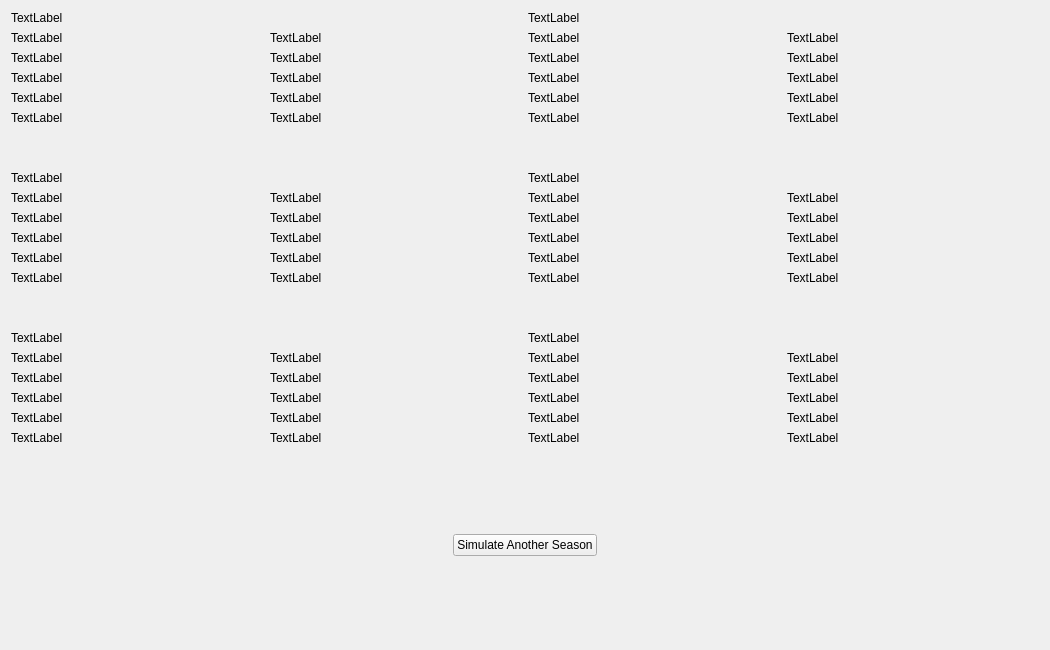
This is display/ui/StandingsWindow.ui in rceglie/MLBManager as Qt 5 draws it before an edit. The edited form follows.
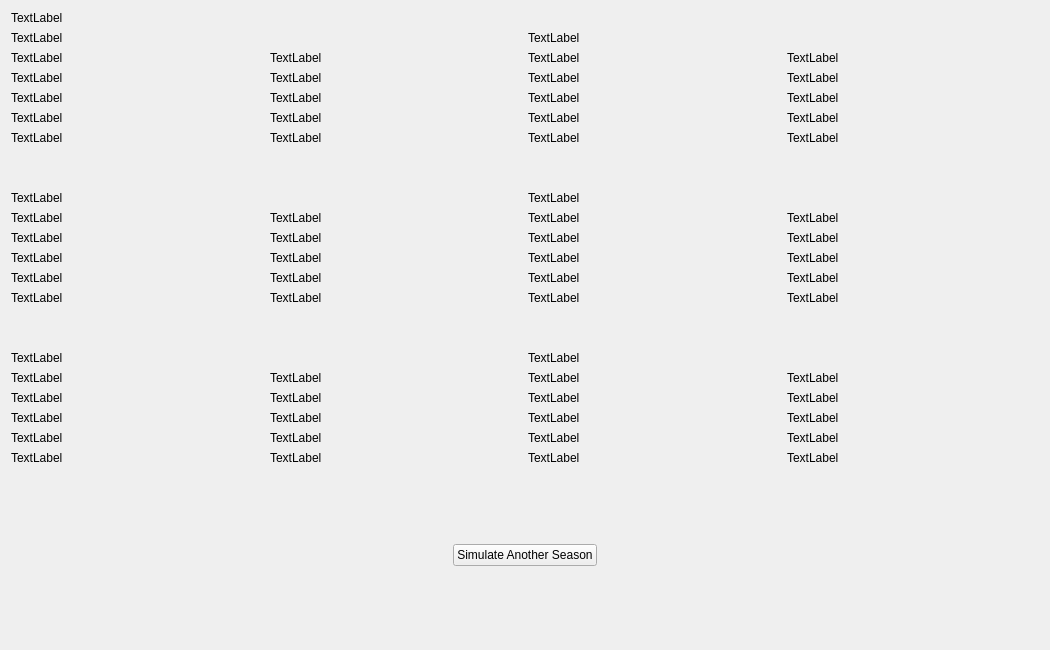
This is the edited form.

Commit message: added ability to simulate another season from StandingsWindow

Diff of the .ui file:
```diff
--- a/display/ui/StandingsWindow.ui
+++ b/display/ui/StandingsWindow.ui
@@ -14,6 +14,13 @@
    <string>Form</string>
   </property>
   <layout class="QVBoxLayout" name="verticalLayout_9">
+   <item>
+    <widget class="QLabel" name="logo">
+     <property name="text">
+      <string>TextLabel</string>
+     </property>
+    </widget>
+   </item>
    <item>
     <layout class="QHBoxLayout" name="horizontalLayout_31">
      <item>
```
Left out of the diff: 2 changed lines with no effect on the pictures. The commit also changes 1 other file.
